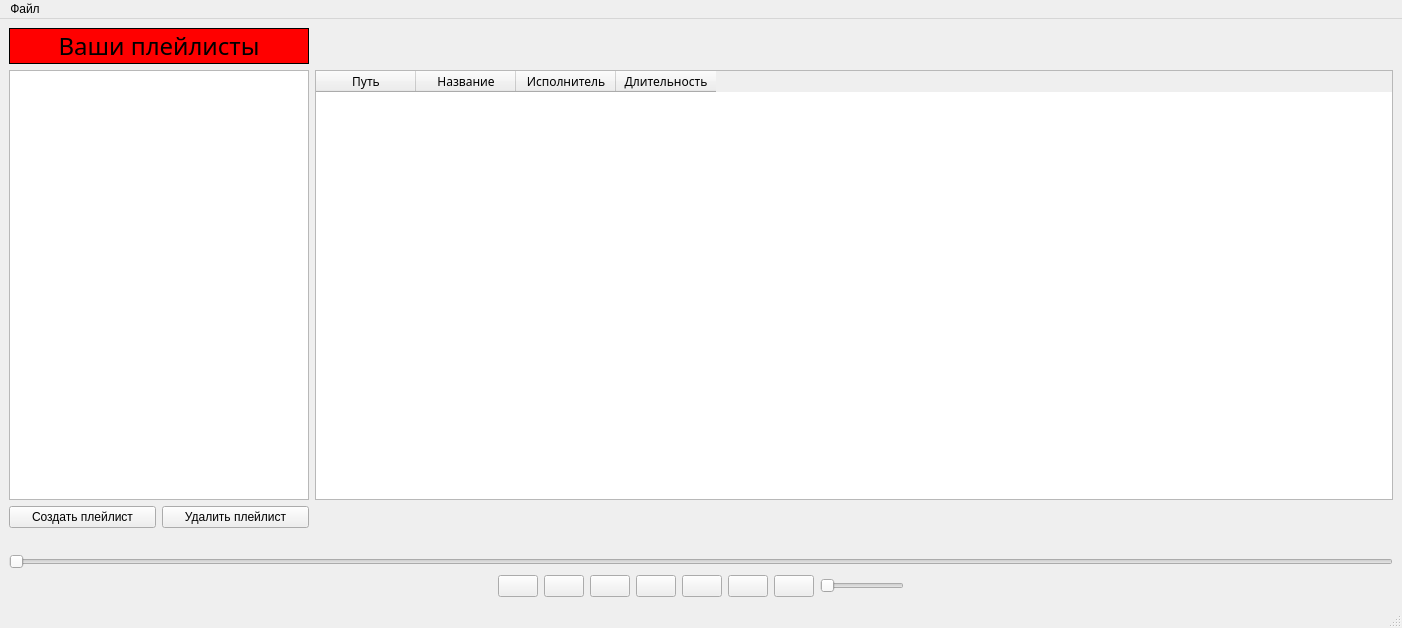
ArturBobotcko/Practice_Project, file mainwindow.ui: the form before one commit.
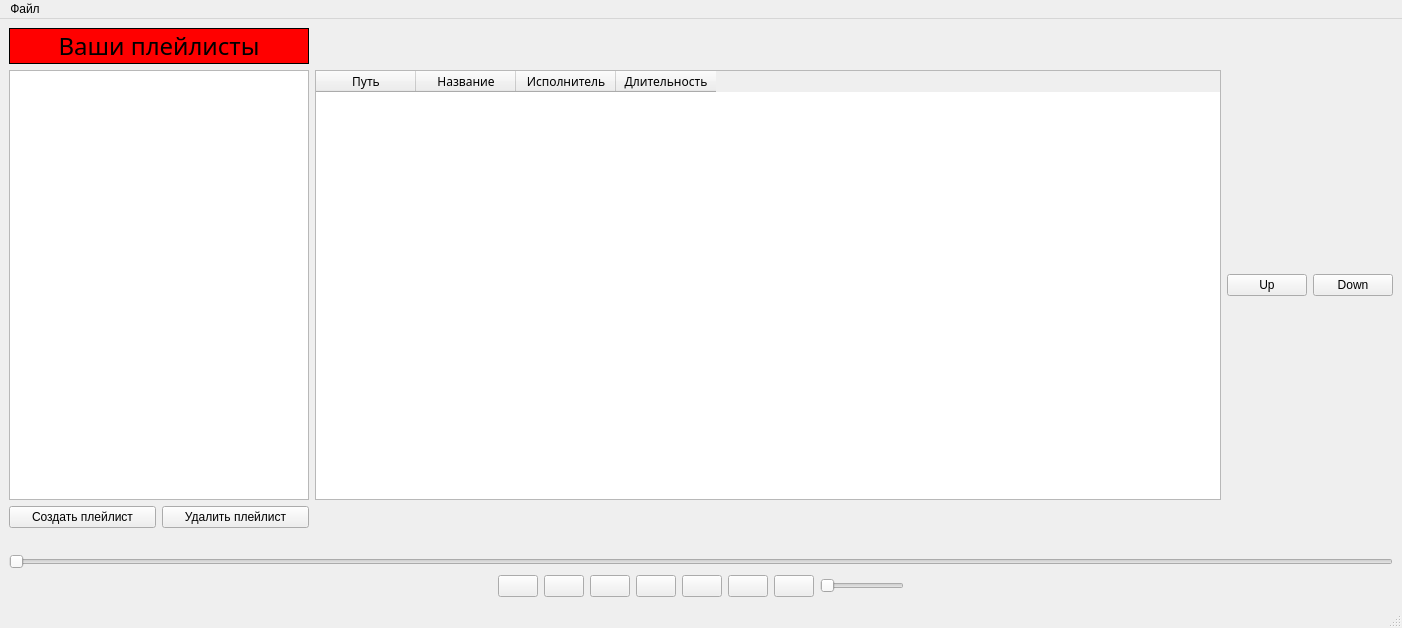
The form after the commit. Icons and pictures are not drawn.

Commit message: up/down buttons

```diff
--- a/mainwindow.ui
+++ b/mainwindow.ui
@@ -345,6 +345,13 @@
         </property>
        </widget>
       </item>
+      <item row="1" column="4">
+       <widget class="QPushButton" name="down_button">
+        <property name="text">
+         <string>Down</string>
+        </property>
+       </widget>
+      </item>
       <item row="1" column="2">
        <widget class="QTableWidget" name="tableWidget">
         <property name="sizePolicy">
@@ -397,6 +404,13 @@
         </property>
        </widget>
       </item>
+      <item row="1" column="3">
+       <widget class="QPushButton" name="up_button">
+        <property name="text">
+         <string>Up</string>
+        </property>
+       </widget>
+      </item>
      </layout>
     </item>
     <item row="1" column="0">
```
Left out of the diff: 18 changed lines with no effect on the pictures. The commit also changes 2 other files.
